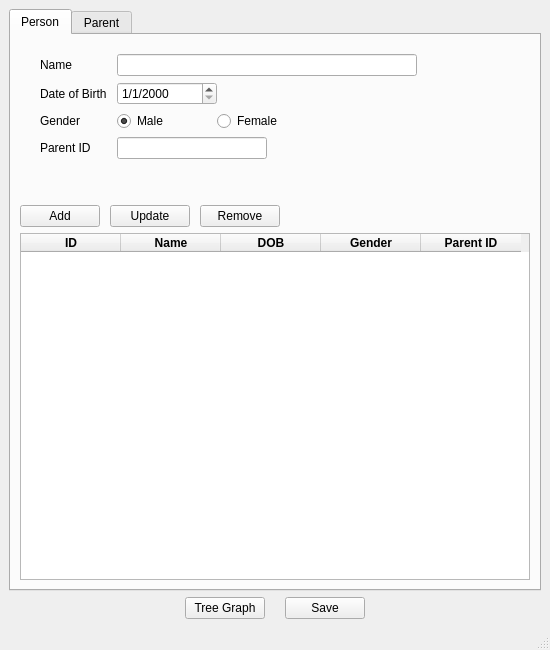
The window that main-window.ui (Taimoor-Joyyah/FamilyTree) describes before a commit, drawn with Qt 5.
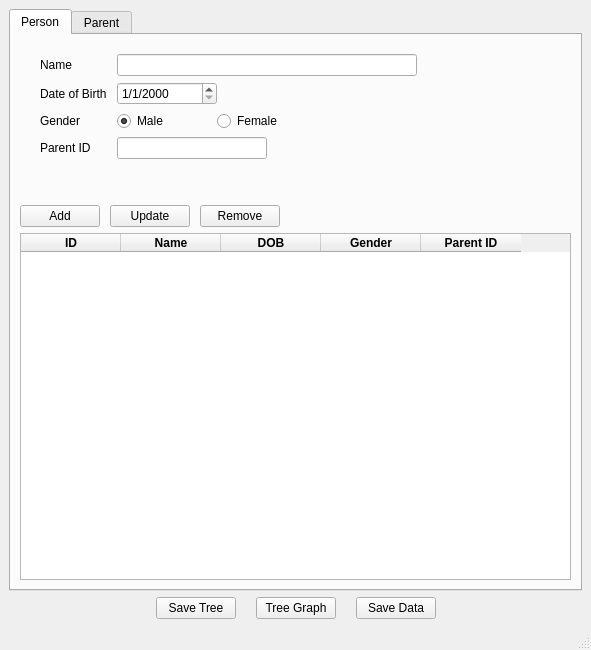
The same window after the commit. Icons and pictures are not drawn.

Commit message: added tree graph

The edit to the form file:
```diff
--- a/main-window.ui
+++ b/main-window.ui
@@ -6,7 +6,7 @@
    <rect>
     <x>0</x>
     <y>0</y>
-    <width>550</width>
+    <width>591</width>
     <height>650</height>
    </rect>
   </property>
@@ -33,6 +33,18 @@
    <layout class="QVBoxLayout" name="verticalLayout">
     <item>
      <widget class="QTabWidget" name="tabWidget">
+      <property name="sizePolicy">
+       <sizepolicy hsizetype="Expanding" vsizetype="Expanding">
+        <horstretch>0</horstretch>
+        <verstretch>0</verstretch>
+       </sizepolicy>
+      </property>
+      <property name="maximumSize">
+       <size>
+        <width>16777215</width>
+        <height>16777215</height>
+       </size>
+      </property>
       <property name="currentIndex">
        <number>0</number>
       </property>
@@ -653,6 +665,9 @@
         <property name="orientation">
          <enum>Qt::Horizontal</enum>
         </property>
+        <property name="sizeType">
+         <enum>QSizePolicy::Expanding</enum>
+        </property>
         <property name="sizeHint" stdset="0">
          <size>
           <width>40</width>
@@ -661,8 +676,21 @@
         </property>
        </spacer>
       </item>
+      <item>
+       <widget class="QPushButton" name="saveTreeButton">
+        <property name="text">
+         <string>Save Tree</string>
+        </property>
+       </widget>
+      </item>
       <item>
        <widget class="QPushButton" name="treeGraphButton">
+        <property name="sizePolicy">
+         <sizepolicy hsizetype="Fixed" vsizetype="Fixed">
+          <horstretch>0</horstretch>
+          <verstretch>0</verstretch>
+         </sizepolicy>
+        </property>
         <property name="text">
          <string>Tree Graph</string>
         </property>
@@ -677,7 +705,7 @@
          </sizepolicy>
         </property>
         <property name="text">
-         <string>Save</string>
+         <string>Save Data</string>
         </property>
        </widget>
       </item>
@@ -686,6 +714,9 @@
         <property name="orientation">
          <enum>Qt::Horizontal</enum>
         </property>
+        <property name="sizeType">
+         <enum>QSizePolicy::Expanding</enum>
+        </property>
         <property name="sizeHint" stdset="0">
          <size>
           <width>40</width>
```
Left out of the diff: 4 changed lines with no effect on the pictures. The commit also changes 4 other files.
